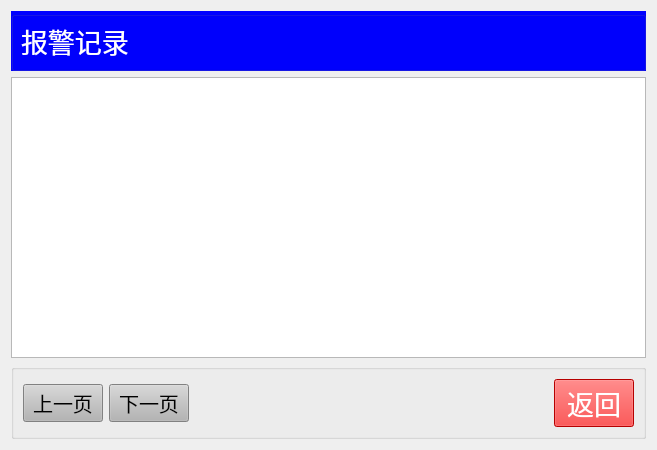
Qt form chengyi_Qt4linux/form_warning.ui (wsh01/batch-feeder) before a commit.
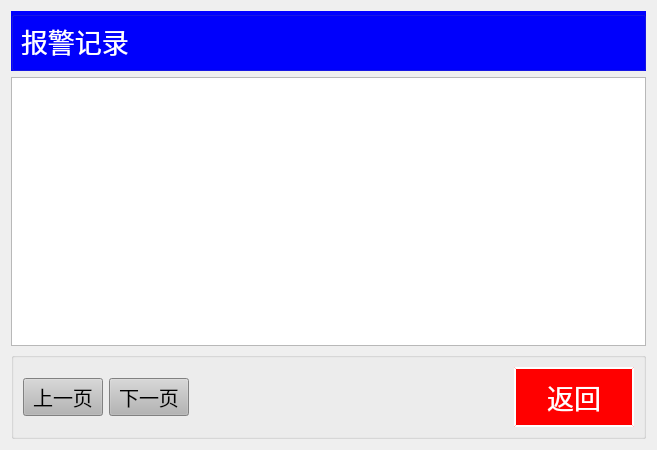
The same form after that commit.

Diff of the .ui file:
```diff
--- a/chengyi_Qt4linux/form_warning.ui
+++ b/chengyi_Qt4linux/form_warning.ui
@@ -115,6 +115,18 @@
       </item>
       <item row="0" column="3">
        <widget class="QPushButton" name="btn_Return">
+        <property name="minimumSize">
+         <size>
+          <width>120</width>
+          <height>60</height>
+         </size>
+        </property>
+        <property name="maximumSize">
+         <size>
+          <width>120</width>
+          <height>60</height>
+         </size>
+        </property>
         <property name="font">
          <font>
           <pointsize>20</pointsize>
@@ -122,8 +134,12 @@
         </property>
         <property name="styleSheet">
          <string notr="true">QPushButton { background-color:rgb(255, 0, 0);} 
-QPushButton:hover { background-color: rgb(255,100, 100); }
-QPushButton {color:rgb(255, 255, 255);}</string>
+QPushButton:hover { background-color: rgb(255, 50, 0); }
+QPushButton {color:rgb(255, 255, 255);
+                             border-style: outset;
+                           	border-width: 2px;
+	                         border-color: white;}
+</string>
         </property>
         <property name="text">
          <string>返回</string>
```
